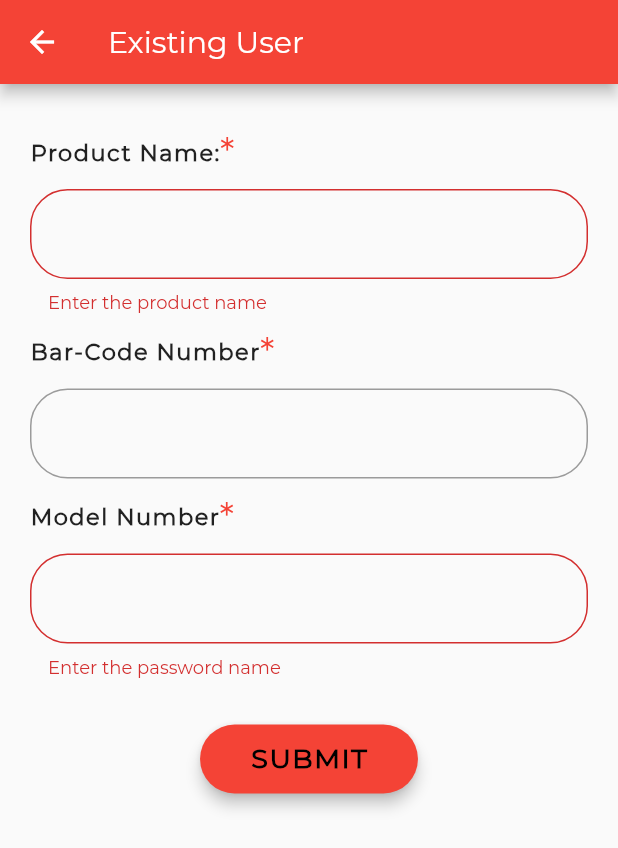
After one commit to vilas1999/Ecommerce_app, a Flutter app: the Existing screen opened directly, after a tap on "SUBMIT", on a phone screen of 412 x 824 dp. The commit adds this screen. Shown: the top 848 px of the screen. Run offline on Flutter 3.47's test engine with Material 2 defaults, Android fonts, the phone set to English and light mode, and no system bars; our stand-ins replace cached_network_image, shared_preferences; accounts and stored records are empty; network calls fail.

Commit message:
Existing user

```diff
--- a/lib/choose.dart
+++ b/lib/choose.dart
@@ -1,39 +1,20 @@
 import 'package:flutter/material.dart';
 import 'package:cached_network_image/cached_network_image.dart';
-import 'state.dart';
-import 'main.dart';
-import 'signup.dart';
+import 'existing.dart';
 
 
-class MyApp1 extends StatelessWidget {
-  // This widget is the root of your application.
+class Choose extends StatefulWidget {
+
+
+
   @override
-  Widget build(BuildContext context) {
-    return MaterialApp(
-      title: 'ELGI',
-      theme: ThemeData(fontFamily: "Montserrat",
-        primarySwatch: Colors.red,
-      ),
-      home: MyHomePage1(title: 'ELGI'),
-    );
-  }
+  _ChooseState createState() => _ChooseState();
 }
 
-class MyHomePage1 extends StatefulWidget {
-  MyHomePage1({Key key, this.title}) : super(key: key);
-
-
-  final String title;
-
-  @override
-  _MyHomePageState1 createState() => _MyHomePageState1();
-}
-
-class _MyHomePageState1 extends State<MyHomePage1> {
+class _ChooseState extends State<Choose> {
   void login(){
 
   }
-
   @override
   Widget build(BuildContext context) {
     return Scaffold(
@@ -105,7 +86,12 @@ class _MyHomePageState1 extends State<MyHomePage1> {
               height: 50,
               width: 350,
               child: RaisedButton(
-                onPressed:login,
+                onPressed: () {
+                  Navigator.push(
+                    context,
+                    MaterialPageRoute(builder: (context) => Existing()),
+                  );
+                },
                 textColor: Colors.white,
                 color: Colors.red,
                 elevation: 10,
--- /dev/null
+++ b/lib/existing.dart
@@ -0,0 +1,179 @@
+import 'package:flutter/material.dart';
+
+class Existing extends StatefulWidget {
+
+
+  @override
+  _ExistingState createState() => _ExistingState();
+}
+
+class _ExistingState extends State<Existing> {
+  final _formKey = GlobalKey<FormState>();
+
+
+
+
+  @override
+  Widget build(BuildContext context) {
+    return Material(
+      child: Scaffold(
+        appBar: AppBar(
+          title: Text('Existing User'),
+          backgroundColor: Colors.red,
+        ),
+        body: Form(
+          key: _formKey,
+          child: SingleChildScrollView(
+            child: Column(
+              children: <Widget>[
+                Column(
+                  children: <Widget>[
+                    Padding(
+                      padding: EdgeInsets.only(left: 20, top: 30,right: 20),
+                      child: Row(
+                        children: <Widget>[
+                          Text(
+                            'Product Name:',
+                            style: TextStyle(
+                                fontSize: 15,
+                                letterSpacing: 1,
+                                fontWeight: FontWeight.w900),
+                          ),
+                          Text(
+                            '*',
+                            style: TextStyle(color: Colors.red, fontSize: 25),
+                          )
+                        ],
+                      ),
+                    ),
+                    Container(
+                      padding: EdgeInsets.only(left: 20, right: 20, top: 10),
+                      child: TextFormField(
+                        keyboardType: TextInputType.text,
+                        decoration: InputDecoration(
+                            border:  OutlineInputBorder(
+                              borderRadius:  BorderRadius.circular(25.0),
+                              borderSide:  BorderSide(),
+                            )),
+                        validator: (value) {
+                          if (value.isEmpty) {
+                            return 'Enter the product name';
+                          }
+                        },
+                      ),
+                    ),
+                    Padding(
+                      padding: EdgeInsets.only(left: 20, top: 10),
+                      child: Row(
+                        children: <Widget>[
+                          Text(
+                            'Bar-Code Number',
+                            style: TextStyle(
+                                fontSize: 15,
+                                letterSpacing: 1,
+                                fontWeight: FontWeight.w900),
+                          ),
+                          Text(
+                            '*',
+                            style: TextStyle(color: Colors.red, fontSize: 25),
+                          )
+                        ],
+                      ),
+                    ),
+                    Container(
+                      padding: EdgeInsets.only(left: 20, right: 20, top: 10),
+                      child: TextFormField(
+                        keyboardType: TextInputType.emailAddress,
+                        decoration: InputDecoration(
+                            border:  OutlineInputBorder(
+                              borderRadius:  BorderRadius.circular(25.0),
+                              borderSide:  BorderSide(),
+                            )),
+                      ),
+                    ),
+                    Padding(
+                      padding: EdgeInsets.only(left: 20, top: 10),
+                      child: Row(
+                        children: <Widget>[
+                          Text(
+                            'Model Number',
+                            style: TextStyle(
+                                fontSize: 15,
+                                letterSpacing: 1,
+                                fontWeight: FontWeight.w900),
+                          ),
+                          Text(
+                            '*',
+                            style: TextStyle(color: Colors.red, fontSize: 25),
+                          )
+                        ],
+                      ),
+                    ),
+                    Container(
+                      padding: EdgeInsets.only(left: 20, right: 20, top: 10),
+                      child: TextFormField(
+                        keyboardType: TextInputType.text,
+                        decoration: InputDecoration(
+                            border:  OutlineInputBorder(
+                              borderRadius:  BorderRadius.circular(25.0),
+                              borderSide:  BorderSide(),
+                            )),
+                        validator: (value) {
+                          if (value.isEmpty) {
+                            return 'Enter the password name';
+                          }
+                        },
+                      ),
+                    )
+                  ],
+                ),
+
+                SizedBox(
+                  height: 30,
+                ),
+
+                Row(
+                  mainAxisAlignment: MainAxisAlignment.spaceEvenly,
+                  children: <Widget>[
+                    Builder(
+                      builder: (BuildContext ctx) {
+                        return RaisedButton(
+                          onPressed: () {
+                            if (_formKey.currentState.validate()) {
+                              // If the form is valid, we want to show a Snackbar
+                            }
+                          },
+
+                          shape: RoundedRectangleBorder(
+                              borderRadius: BorderRadius.circular(50.0)),
+                          elevation: 4.0,
+                          color: Colors.red,
+                          textColor: Colors.black,
+                          // splashColor: Colors.deepOrange,
+
+                          child: Padding(
+                            padding: const EdgeInsets.all(12.0),
+                            child: Text(
+                              ' SUBMIT ',
+                              style: TextStyle(
+                                  letterSpacing: 1,
+                                  fontSize: 18,
+                                  fontWeight: FontWeight.w800),
+                            ),
+                          ),
+                        );
+                      },
+                    ),
+
+                  ],
+                ),
+                SizedBox(height: 20,)
+              ],
+            ),
+          ),
+        ),
+      ),
+    );
+  }
+
+}
--- a/lib/main.dart
+++ b/lib/main.dart
@@ -162,9 +162,12 @@ String vaildatepass1(String value){
                       builder: (context) {
                         if( password.text=='1' && number.text=='1') {
                            // changeState();
-                            return MyApp1();
+
+                            return Choose();
+                          //  dispose();
                         }
                         else{
+
                           return AlertDialog(
                             // Retrieve the text the user has typed in using our
                             // TextEditingController
--- a/lib/state.dart
+++ b/lib/state.dart
@@ -9,7 +9,7 @@ void main() {
   if(a==1)
     runApp(MyApp());
   else if(a==2)
-    runApp(MyApp1());
+    runApp(Choose());
   else
     Register();
 }
```
